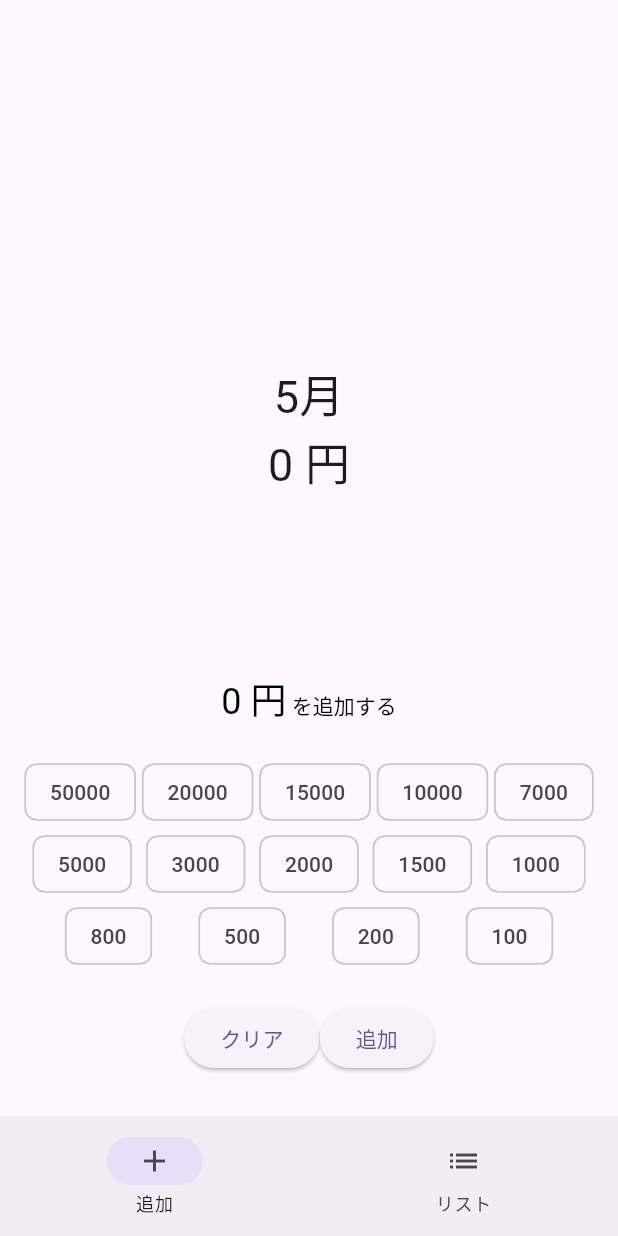
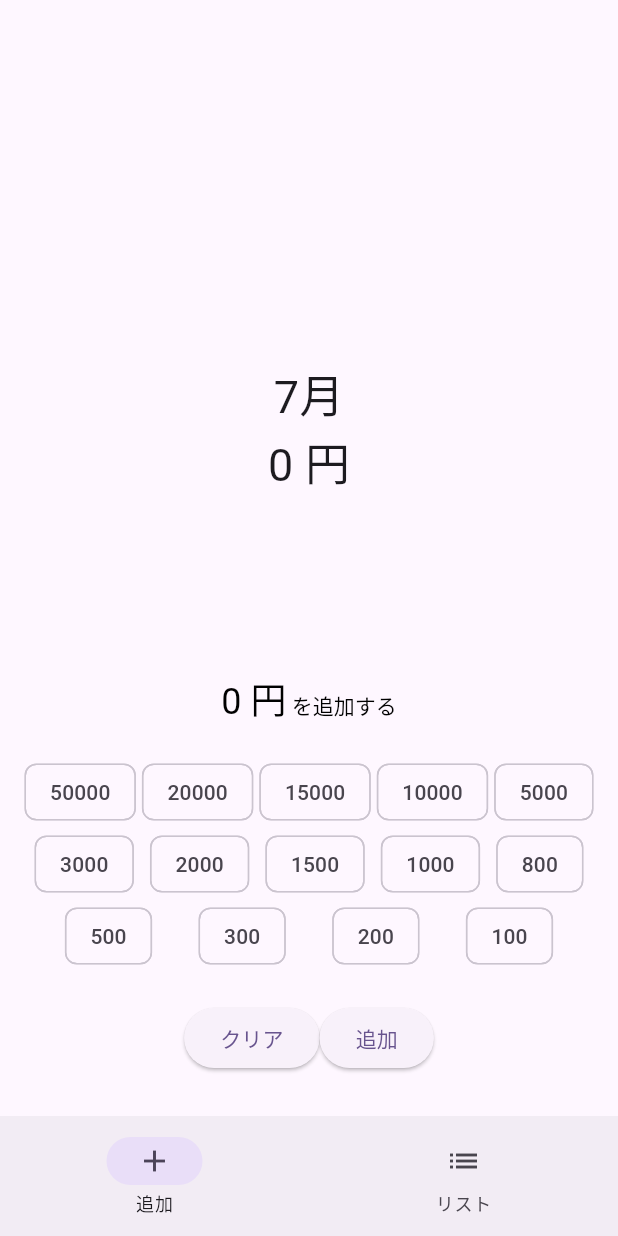
Before and after one commit to naokiwakata/looser_spend_manager, a Flutter app: the screen it shows once a user with an empty profile is signed in, on a phone screen of 412 x 824 dp. Run offline on Flutter 3.47's test engine with Material 2 defaults, Android fonts, the phone set to English and light mode, and no system bars; our stand-ins replace auto_route, cloud_firestore, firebase_auth, firebase_core, flutter_hooks, freezed_annotation and 1 more; missing offline and left inert: flutterfire_json_converters; accounts and stored records are empty; network calls fail; statements that could not run were skipped.

Commit message:
今月の合計が表示される機能を追加

```diff
--- a/lib/domain/money.dart
+++ b/lib/domain/money.dart
@@ -1,6 +1,7 @@
 enum Money {
   jpy100(value: 100),
   jpy200(value: 200),
+  jpy300(value: 300),
   jpy500(value: 500),
   jpy800(value: 800),
   jpy1000(value: 1000),
@@ -8,7 +9,6 @@ enum Money {
   jpy2000(value: 2000),
   jpy3000(value: 3000),
   jpy5000(value: 5000),
-  jpy7000(value: 7000),
   jpy10000(value: 10000),
   jpy15000(value: 15000),
   jpy20000(value: 20000),
--- /dev/null
+++ b/lib/extension/date_time.dart
@@ -0,0 +1,5 @@
+import 'package:intl/intl.dart';
+
+extension DateTimeExt on DateTime {
+  String formatMonth() => DateFormat('M').format(this);
+}
--- a/lib/ui/add/add_page.dart
+++ b/lib/ui/add/add_page.dart
@@ -1,6 +1,7 @@
 import 'package:auto_route/auto_route.dart';
 import 'package:flutter/material.dart';
 import 'package:hooks_riverpod/hooks_riverpod.dart';
+import 'package:looser_spend_manager/extension/date_time.dart';
 
 import '../../domain/money.dart';
 import '../../extension/iterable.dart';
@@ -16,6 +17,7 @@ class AddPage extends HookConsumerWidget {
     final controller = ref.watch(addPageController);
     final selectedMoney = ref.watch(selectedMoneyStateProvider);
     final selectedSum = selectedMoney.map((money) => money.value).sum();
+    final thisMonth = ref.watch(selectedMonthProvider);
 
     return ref.watch(authUserStreamProvider).when(
           error: (e, st) => Center(
@@ -49,9 +51,9 @@ class AddPage extends HookConsumerWidget {
                                         .sum();
                                     return Column(
                                       children: [
-                                        const Text(
-                                          '5月',
-                                          style: TextStyle(fontSize: 30),
+                                        Text(
+                                          "${thisMonth.formatMonth()}月",
+                                          style: const TextStyle(fontSize: 30),
                                         ),
                                         Text(
                                           '$sum 円',
--- a/pubspec.yaml
+++ b/pubspec.yaml
@@ -20,6 +20,7 @@ dependencies:
   flutterfire_json_converters: ^0.0.5
   hooks_riverpod: ^2.3.6
   freezed_annotation: ^2.4.1
+  intl: ^0.18.1
 
 
 dev_dependencies:
```
Also changed, not shown: pubspec.lock.
